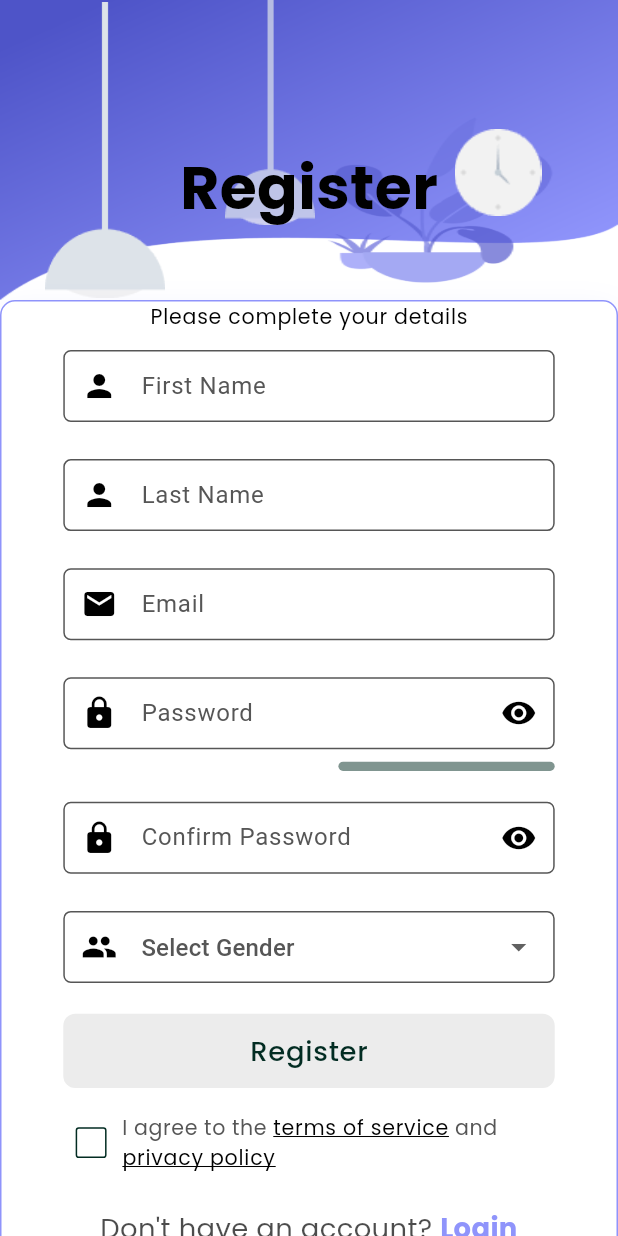
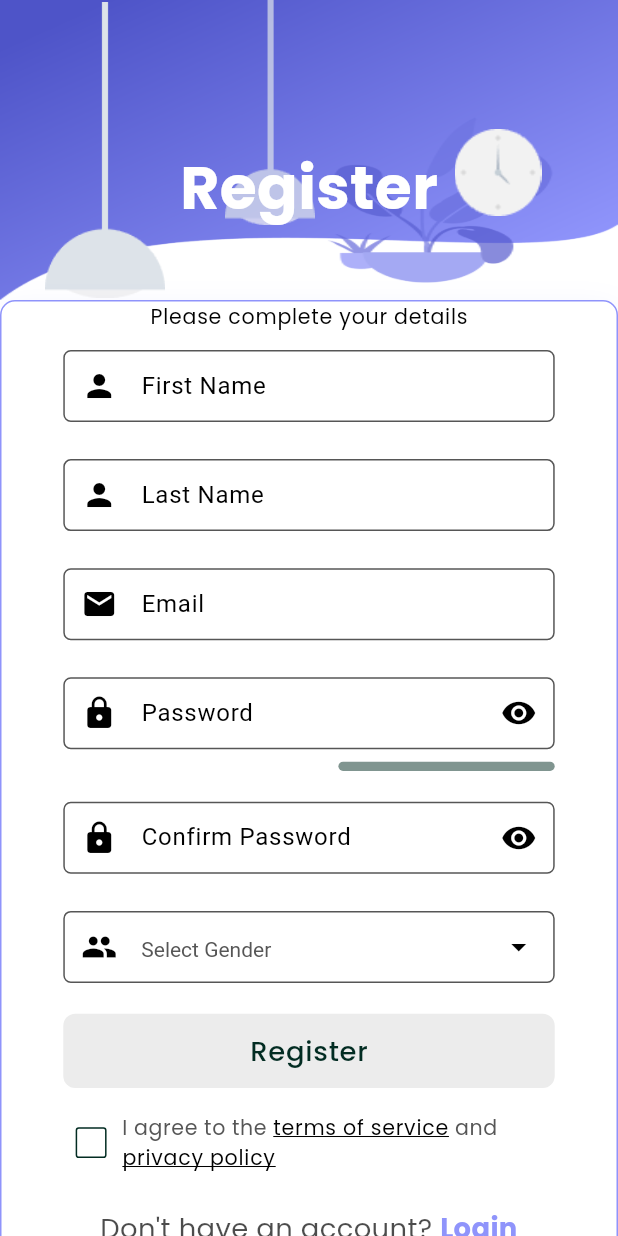
Before and after one commit to BiniyamHaile/Mobile, a Flutter app: the SignupPage screen opened by its route, on a phone screen of 412 x 824 dp. Run offline on Flutter 3.47's test engine with Material 3 defaults, Android fonts, the phone set to English and light mode, and no system bars; our stand-ins replace animate_do, animated_bottom_navigation_bar, bloc, cached_network_image, camera, card_swiper and 25 more; missing offline and left inert: comment_tree, reown_appkit, story, video_thumbnail, web3dart; accounts and stored records are empty; project files that could hold a hidden picture were left out.

Commit message:
register coloring fixed

```diff
--- a/lib/ui/pages/auth/signup_page.dart
+++ b/lib/ui/pages/auth/signup_page.dart
@@ -20,7 +20,9 @@
                 decoration: const BoxDecoration(
                   image: DecorationImage(
                     image: AssetImage('assets/images/background.png'),
-                          fit: BoxFit.fill)),
+                    fit: BoxFit.fill,
+                  ),
+                ),
                 child: Stack(
                   children: <Widget>[
                     Positioned(
@@ -32,9 +34,11 @@
                         child: Container(
                           decoration: const BoxDecoration(
                             image: DecorationImage(
-                                      image: AssetImage(
-                                          'assets/images/light-1.png'))),
-                            )),
+                              image: AssetImage('assets/images/light-1.png'),
+                            ),
+                          ),
+                        ),
+                      ),
                     ),
                     Positioned(
                       left: 140,
@@ -45,9 +49,11 @@
                         child: Container(
                           decoration: const BoxDecoration(
                             image: DecorationImage(
-                                      image: AssetImage(
-                                          'assets/images/light-2.png'))),
-                            )),
+                              image: AssetImage('assets/images/light-2.png'),
+                            ),
+                          ),
+                        ),
+                      ),
                     ),
                     Positioned(
                       right: 40,
@@ -59,9 +65,11 @@
                         child: Container(
                           decoration: const BoxDecoration(
                             image: DecorationImage(
-                                      image: AssetImage(
-                                          'assets/images/clock.png'))),
-                            )),
+                              image: AssetImage('assets/images/clock.png'),
+                            ),
+                          ),
+                        ),
+                      ),
                     ),
                     Positioned(
                       child: FadeInUp(
@@ -72,13 +80,15 @@
                             child: Text(
                               AppStrings.register.tr(context),
                               style: TextStyle(
-                                      color: Colors.black,
+                                color: Colors.white,
                                 fontSize: 40,
-                                      fontWeight: FontWeight.bold),
+                                fontWeight: FontWeight.bold,
                               ),
                             ),
-                            )),
-                      )
+                          ),
+                        ),
+                      ),
+                    ),
                   ],
                 ),
               ),
@@ -91,21 +101,25 @@
                         color: Colors.white,
                         borderRadius: BorderRadius.circular(10),
                         border: Border.all(
-                                  color: const Color.fromRGBO(143, 148, 251, 1)),
+                          color: const Color.fromRGBO(143, 148, 251, 1),
+                        ),
                         boxShadow: const [
                           BoxShadow(
                             color: Color.fromRGBO(143, 148, 251, .2),
                             blurRadius: 20.0,
-                                    offset: Offset(0, 10))
-                              ]),
-                          child: const SignupFormView()
-                        )),
-
+                            offset: Offset(0, 10),
+                          ),
                         ],
-                )
+                      ),
+                      child: const SignupFormView(),
+                    ),
+                  ),
+                ],
+              ),
             ],
           ),
         ),
-        ));
+      ),
+    );
   }
 }
--- a/lib/ui/views/auth/password_input.dart
+++ b/lib/ui/views/auth/password_input.dart
@@ -61,7 +61,7 @@
           keyboardType: TextInputType.visiblePassword,
           prefixIcon: Icon(
             Icons.lock,
-            color: appTheme.iconTheme.color,
+            color: Colors.black,
           ),
           suffixIcon: IconButton(
             onPressed: () {
@@ -69,10 +69,32 @@
             },
             icon: Icon(
               value ? hideIcon : showIcon,
-              color: appTheme.iconTheme.color,
+              color: Colors.black,
             ),
           ),
           validator: widget.validator,
+          cursorColor: Colors.deepPurple,
+          style: TextStyle(color: Colors.black),
+          fillColor: Colors.white,
+          decoration: InputDecoration(
+            hintText: widget.hintText ?? 'Password',
+            hintStyle: TextStyle(color: Colors.black),
+            prefixIcon: Icon(Icons.lock, color: Colors.black),
+            suffixIcon: IconButton(
+              onPressed: () {
+                valueListenable.value = !value;
+              },
+              icon: Icon(
+                value ? hideIcon : showIcon,
+                color: Colors.black,
+              ),
+            ),
+            border: OutlineInputBorder(
+              borderRadius: BorderRadius.circular(8),
+            ),
+            filled: true,
+            fillColor: Colors.white,
+          ),
         );
       },
     );
--- a/lib/ui/views/auth/signup_input_view.dart
+++ b/lib/ui/views/auth/signup_input_view.dart
@@ -100,7 +100,20 @@
                 controller: widget.nameController,
                 hintText: AppStrings.firstName.tr(context),
                 keyboardType: TextInputType.name,
-                prefixIcon: Icon(Icons.person, color: appTheme.iconTheme.color),
+                prefixIcon: Icon(Icons.person, color: Colors.black),
+                cursorColor: Colors.deepPurple,
+                style: TextStyle(color: Colors.black),
+                fillColor: Colors.white,
+                decoration: InputDecoration(
+                  hintText: AppStrings.firstName.tr(context),
+                  hintStyle: TextStyle(color: Colors.black),
+                  prefixIcon: Icon(Icons.person, color: Colors.black),
+                  border: OutlineInputBorder(
+                    borderRadius: BorderRadius.circular(8),
+                  ),
+                  filled: true,
+                  fillColor: Colors.white,
+                ),
                 validator: (value) => _validate(widget.nameController),
                 onChanged: (value) {
                   if (value == null) return null;
@@ -115,7 +128,20 @@
                 controller: widget.surnameController,
                 hintText: AppStrings.lastName.tr(context),
                 keyboardType: TextInputType.name,
-                prefixIcon: Icon(Icons.person, color: appTheme.iconTheme.color),
+                prefixIcon: Icon(Icons.person, color: Colors.black),
+                cursorColor: Colors.deepPurple,
+                style: TextStyle(color: Colors.black),
+                fillColor: Colors.white,
+                decoration: InputDecoration(
+                  hintText: AppStrings.lastName.tr(context),
+                  hintStyle: TextStyle(color: Colors.black),
+                  prefixIcon: Icon(Icons.person, color: Colors.black),
+                  border: OutlineInputBorder(
+                    borderRadius: BorderRadius.circular(8),
+                  ),
+                  filled: true,
+                  fillColor: Colors.white,
+                ),
                 validator: (value) => _validate(widget.surnameController),
                 onChanged: (value) {
                   if (value == null) return null;
@@ -141,7 +167,20 @@
                 ),
                 hintText: AppStrings.email.tr(context),
                 keyboardType: TextInputType.emailAddress,
-                prefixIcon: Icon(Icons.email, color: appTheme.iconTheme.color),
+                prefixIcon: Icon(Icons.email, color: Colors.black),
+                cursorColor: Colors.deepPurple,
+                style: TextStyle(color: Colors.black),
+                fillColor: Colors.white,
+                decoration: InputDecoration(
+                  hintText: AppStrings.email.tr(context),
+                  hintStyle: TextStyle(color: Colors.black),
+                  prefixIcon: Icon(Icons.email, color: Colors.black),
+                  border: OutlineInputBorder(
+                    borderRadius: BorderRadius.circular(8),
+                  ),
+                  filled: true,
+                  fillColor: Colors.white,
+                ),
               ),
               ValueListenableBuilder(
                   valueListenable: showPasswordErrorNotifier,
@@ -186,8 +225,17 @@
                 },
                 decoration: InputDecoration(
                   hintText: AppStrings.selectGender.tr(context),
-                  prefixIcon: Icon(Icons.people),
+                  hintStyle: TextStyle(color: Colors.black),
+                  prefixIcon: Icon(Icons.people, color: Colors.black),
+                  border: OutlineInputBorder(
+                    borderRadius: BorderRadius.circular(8),
+                  ),
+                  filled: true,
+                  fillColor: Colors.white,
                 ),
+                style: TextStyle(color: Colors.black),
+                dropdownColor: Colors.white,
+                icon: Icon(Icons.arrow_drop_down, color: Colors.black),
               ),
             ],
             bottomGap: screen.scaledScreenHeight(0.025),
```
Lines whose indentation alone changed are shown as unchanged.
